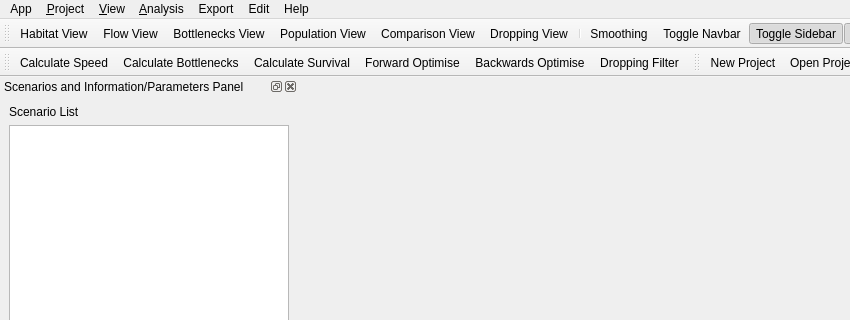
Old version of the form ui/econetui.ui in the repository condatis/condatis; both pictures show x 0 to 850 and y 0 to 320 of the 1142 by 658 pixel window.
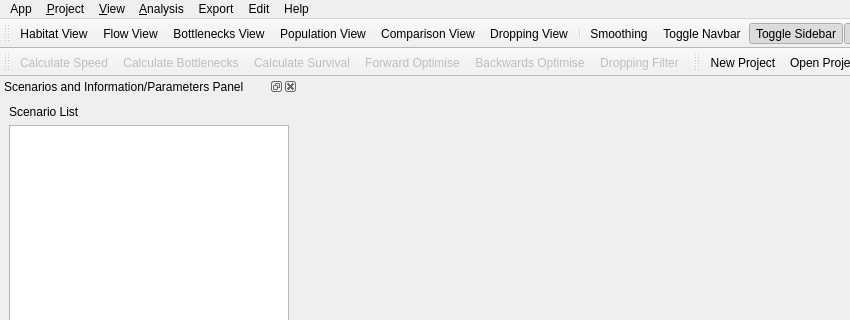
New version of the form. Icons and pictures are not drawn. Custom widgets are drawn as their Qt base class.

Commit message: added buildexe.bat condatis.ico. Disabled adding

```diff
--- a/ui/econetui.ui
+++ b/ui/econetui.ui
@@ -193,6 +193,9 @@
    <addaction name="separator"/>
   </widget>
   <widget class="QToolBar" name="toolBar_3">
+   <property name="enabled">
+    <bool>false</bool>
+   </property>
    <property name="windowTitle">
     <string>toolBar_3</string>
    </property>
```
The commit also changes 2 other files.
